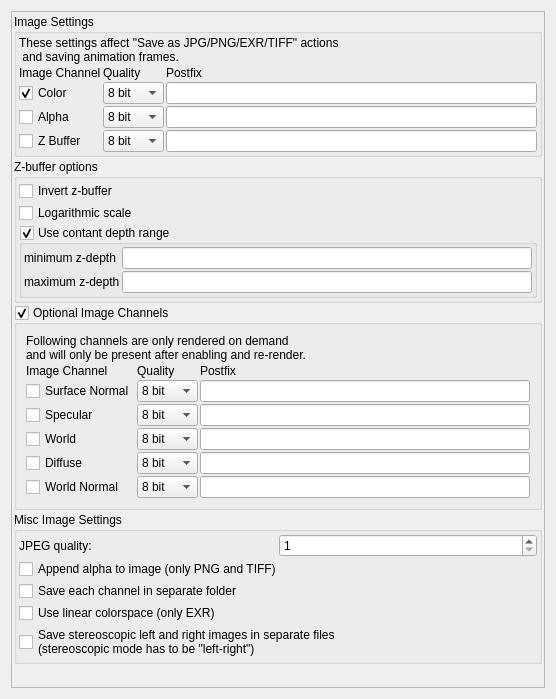
Before: the Qt Designer form mandelbulber2/qt/image_save_dialog.ui in buddhi1980/mandelbulber2, drawn with Qt 5.
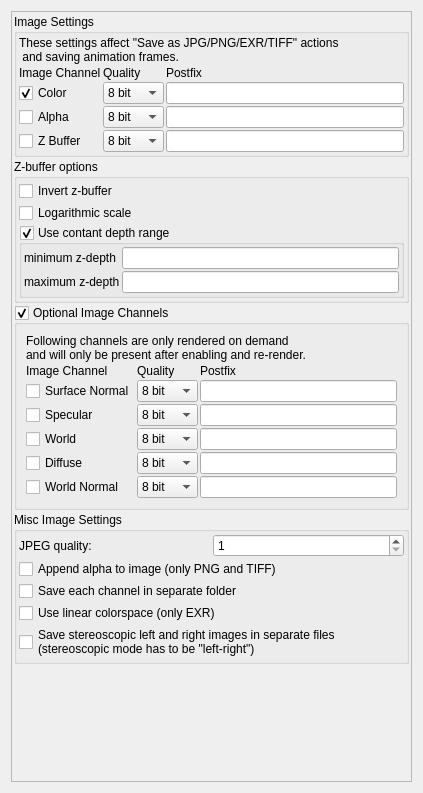
After: the same form once the commit is applied. Icons and pictures are not drawn. Custom widgets are drawn as their Qt base class.

```diff
--- a/mandelbulber2/qt/image_save_dialog.ui
+++ b/mandelbulber2/qt/image_save_dialog.ui
@@ -6,8 +6,8 @@
    <rect>
     <x>0</x>
     <y>0</y>
-    <width>556</width>
-    <height>699</height>
+    <width>423</width>
+    <height>793</height>
    </rect>
   </property>
   <property name="windowTitle">
@@ -17,12 +17,7 @@
    <iconset theme="image-x-generic" resource="icons.qrc">
     <normaloff>:/system/icons/image-x-generic.svg</normaloff>:/system/icons/image-x-generic.svg</iconset>
   </property>
-  <layout class="QGridLayout" name="gridLayout">
-   <property name="spacing">
-    <number>2</number>
-   </property>
-   <item row="1" column="3" rowspan="3">
-    <layout class="QVBoxLayout" name="verticalLayout_8">
+  <layout class="QVBoxLayout" name="verticalLayout">
      <item>
       <widget class="QScrollArea" name="scrollArea_image">
        <property name="widgetResizable">
@@ -33,8 +28,8 @@
          <rect>
           <x>0</x>
           <y>0</y>
-          <width>538</width>
-          <height>681</height>
+        <width>407</width>
+        <height>777</height>
          </rect>
         </property>
         <layout class="QVBoxLayout" name="verticalLayout_image">
@@ -609,8 +604,6 @@
         </layout>
        </widget>
       </widget>
-     </item>
-    </layout>
    </item>
   </layout>
  </widget>
```
Lines whose indentation alone changed are shown as unchanged.
